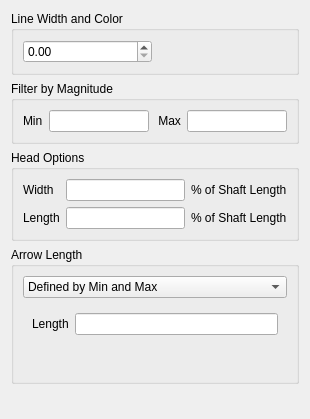
Before: the Qt Designer form src/ui/mesh/qgsmeshrenderervectorsettingswidgetbase.ui in qgis/QGIS, drawn with Qt 5.
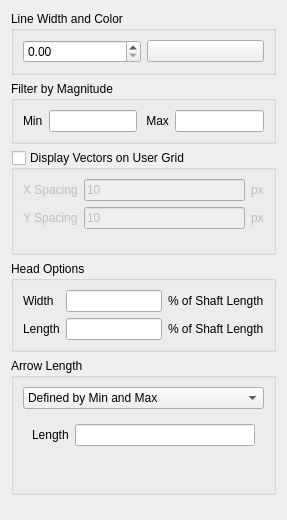
After: the same form once the commit is applied. Custom widgets are drawn as their Qt base class.

Commit message: [mesh] [feature] allow render vectors/arrows on the user-defined grid

The edit to the form file:
```diff
--- a/src/ui/mesh/qgsmeshrenderervectorsettingswidgetbase.ui
+++ b/src/ui/mesh/qgsmeshrenderervectorsettingswidgetbase.ui
@@ -6,8 +6,8 @@
    <rect>
     <x>0</x>
     <y>0</y>
-    <width>310</width>
-    <height>419</height>
+    <width>287</width>
+    <height>520</height>
    </rect>
   </property>
   <property name="windowTitle">
@@ -61,6 +61,80 @@
      </layout>
     </widget>
    </item>
+   <item>
+    <widget class="QGroupBox" name="mDisplayVectorsOnGridGroupBox">
+     <property name="title">
+      <string>Display Vectors on User Grid</string>
+     </property>
+     <property name="checkable">
+      <bool>true</bool>
+     </property>
+     <property name="checked">
+      <bool>false</bool>
+     </property>
+     <layout class="QGridLayout" name="gridLayout_2">
+      <item row="0" column="0">
+       <layout class="QGridLayout" name="gridLayout">
+        <item row="0" column="0">
+         <widget class="QLabel" name="xSpacingLabel">
+          <property name="text">
+           <string>X Spacing</string>
+          </property>
+         </widget>
+        </item>
+        <item row="0" column="1">
+         <widget class="QLineEdit" name="mXSpacingLineEdit">
+          <property name="text">
+           <string>10</string>
+          </property>
+         </widget>
+        </item>
+        <item row="0" column="2">
+         <widget class="QLabel" name="pxLabel_2">
+          <property name="text">
+           <string>px</string>
+          </property>
+         </widget>
+        </item>
+        <item row="1" column="0">
+         <widget class="QLabel" name="ySpacingLabel">
+          <property name="text">
+           <string>Y Spacing</string>
+          </property>
+         </widget>
+        </item>
+        <item row="1" column="1">
+         <widget class="QLineEdit" name="mYSpacingLineEdit">
+          <property name="text">
+           <string>10</string>
+          </property>
+         </widget>
+        </item>
+        <item row="1" column="2">
+         <widget class="QLabel" name="pxLabel_3">
+          <property name="text">
+           <string>px</string>
+          </property>
+         </widget>
+        </item>
+       </layout>
+      </item>
+      <item row="1" column="0">
+       <spacer name="verticalSpacer_2">
+        <property name="orientation">
+         <enum>Qt::Vertical</enum>
+        </property>
+        <property name="sizeHint" stdset="0">
+         <size>
+          <width>20</width>
+          <height>40</height>
+         </size>
+        </property>
+       </spacer>
+      </item>
+     </layout>
+    </widget>
+   </item>
    <item>
     <widget class="QGroupBox" name="headOptionsGroupBox">
      <property name="title">
@@ -216,17 +290,17 @@
   </layout>
  </widget>
  <customwidgets>
-  <customwidget>
-   <class>QgsDoubleSpinBox</class>
-   <extends>QDoubleSpinBox</extends>
-   <header>qgsdoublespinbox.h</header>
-  </customwidget>
   <customwidget>
    <class>QgsColorButton</class>
-   <extends>QFrame</extends>
+   <extends>QPushButton</extends>
    <header>qgscolorbutton.h</header>
    <container>1</container>
   </customwidget>
+  <customwidget>
+   <class>QgsDoubleSpinBox</class>
+   <extends>QDoubleSpinBox</extends>
+   <header>qgsdoublespinbox.h</header>
+  </customwidget>
  </customwidgets>
  <resources/>
  <connections/>
```
The commit also changes 15 other files.
